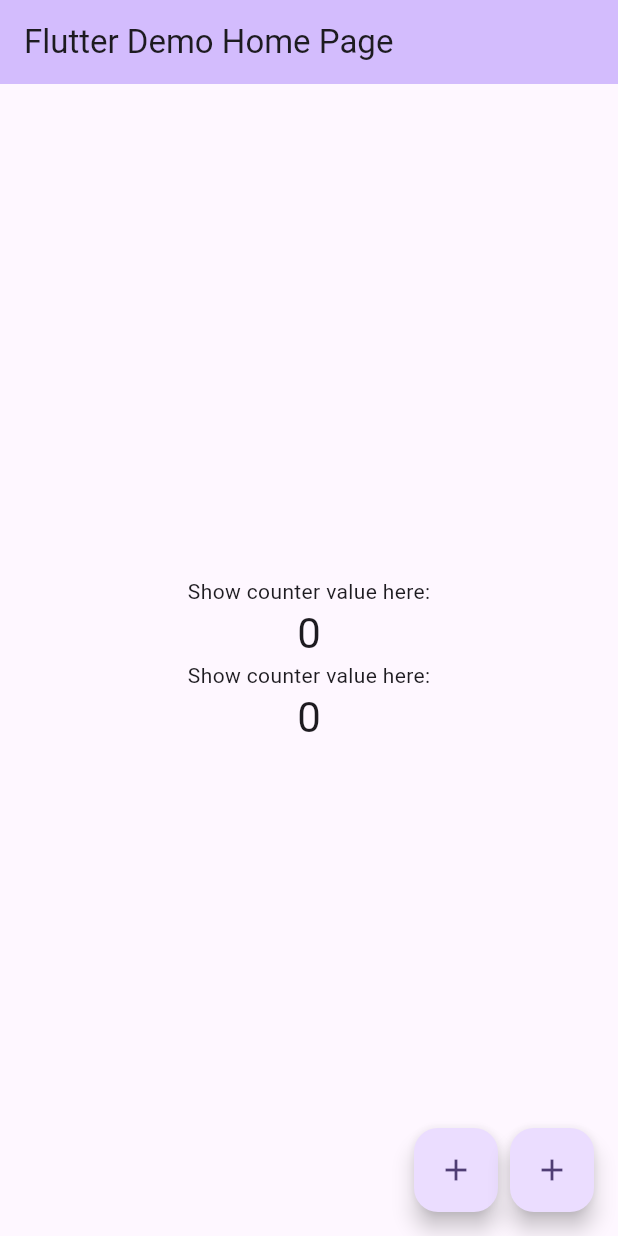
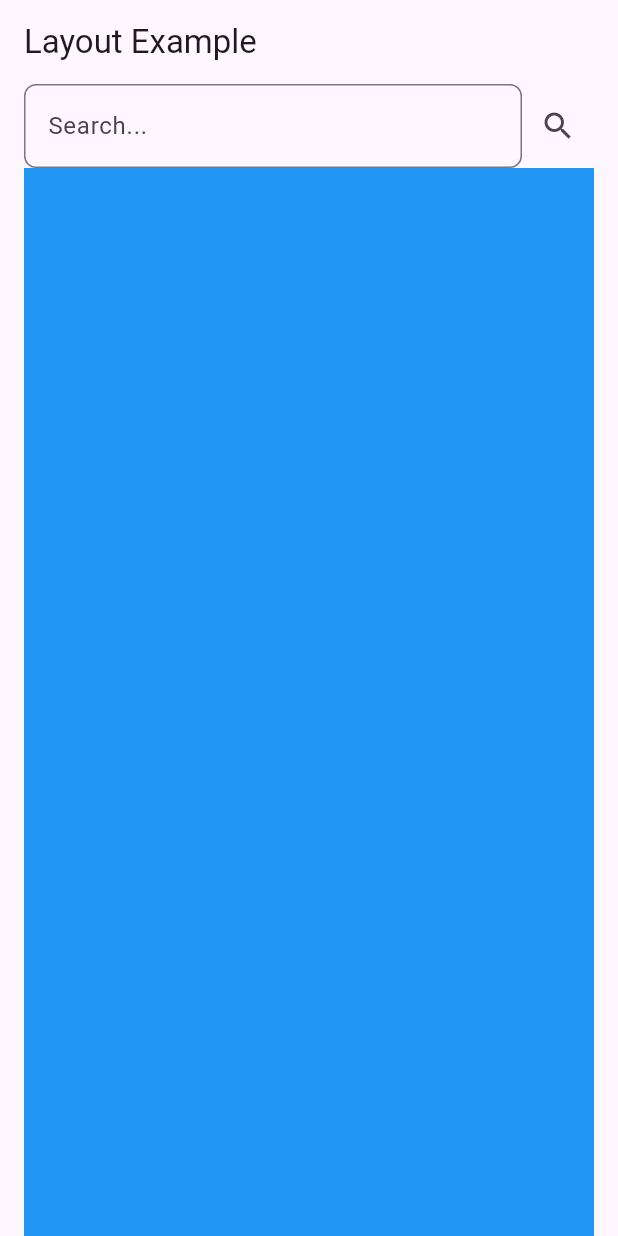
Before and after one commit to nixuiui/flutter_batch_8, a Flutter app: the screen it shows after launch, on a phone screen of 412 x 824 dp. Run offline on Flutter 3.47's test engine with Material 3 defaults, Android fonts, the phone set to English and light mode, and no system bars.

Commit message:
Refactor main.dart to use LayoutExamplePage as the home widget; remove MyHomePage and ArticlePage implementations

```diff
--- a/lib/main.dart
+++ b/lib/main.dart
@@ -1,6 +1,5 @@
 import 'package:flutter/material.dart';
-
-import 'pages/my_home_page.dart';
+import 'package:flutter_batch_8/pages/day_4/layout_example_page.dart';
 
 void main() {
   runApp(const MyApp());
@@ -16,7 +15,7 @@
       theme: ThemeData(
         colorScheme: ColorScheme.fromSeed(seedColor: Colors.deepPurple),
       ),
-      home: const MyHomePage(title: 'Flutter Demo Home Page'),
+      home: LayoutExamplePage(),
     );
   }
 }
--- a/lib/pages/my_home_page.dart
+++ b/lib/pages/day_3/my_home_page.dart
@@ -1,6 +1,6 @@
 import 'package:flutter/material.dart';
 
-import '../widgets/counter_widget.dart';
+import '../../widgets/counter_widget.dart';
 
 class MyHomePage extends StatefulWidget {
   const MyHomePage({super.key, required this.title});
--- /dev/null
+++ b/lib/pages/day_4/layout_example_page.dart
@@ -0,0 +1,55 @@
+import 'package:flutter/material.dart';
+
+class LayoutExamplePage extends StatefulWidget {
+  const LayoutExamplePage({super.key});
+
+  @override
+  State<LayoutExamplePage> createState() => _LayoutExamplePageState();
+}
+
+class _LayoutExamplePageState extends State<LayoutExamplePage> {
+  @override
+  Widget build(BuildContext context) {
+    return Scaffold(
+      appBar: AppBar(
+        title: const Text('Layout Example'),
+      ),
+      body: SafeArea(
+        bottom: true,
+        child: Padding(
+          padding: const EdgeInsets.symmetric(horizontal: 16),
+          child: Column(
+            children: [
+              Row(
+                children: [
+                  Expanded(
+                    child: TextFormField(
+                      decoration: InputDecoration(
+                        hintText: 'Search...',
+                        border: OutlineInputBorder(
+                          borderRadius: BorderRadius.circular(8.0),
+                        ),
+                      ),
+                    ),
+                  ),
+                  IconButton(
+                    onPressed: () {
+                      // Handle search action
+                    },
+                    icon: Icon(Icons.search)
+                  )
+                ],
+              ),
+              Expanded(
+                child: Container(
+                  padding: EdgeInsets.all(32),
+                  color: Colors.blue,
+                ),
+              )
+            ],
+          ),
+        ),
+      ),
+    );
+  }
+}
```
Also changed, not shown: lib/pages/day_3/article_page.dart (renamed from lib/pages/article_page.dart).
